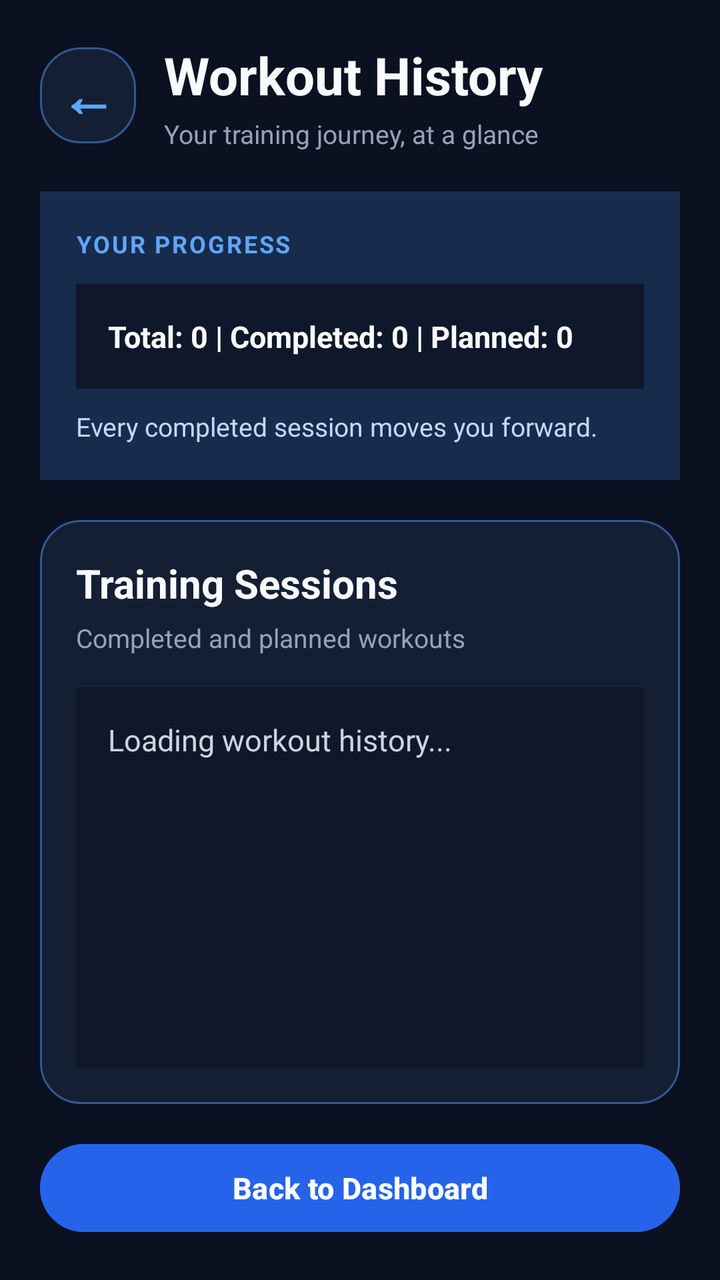
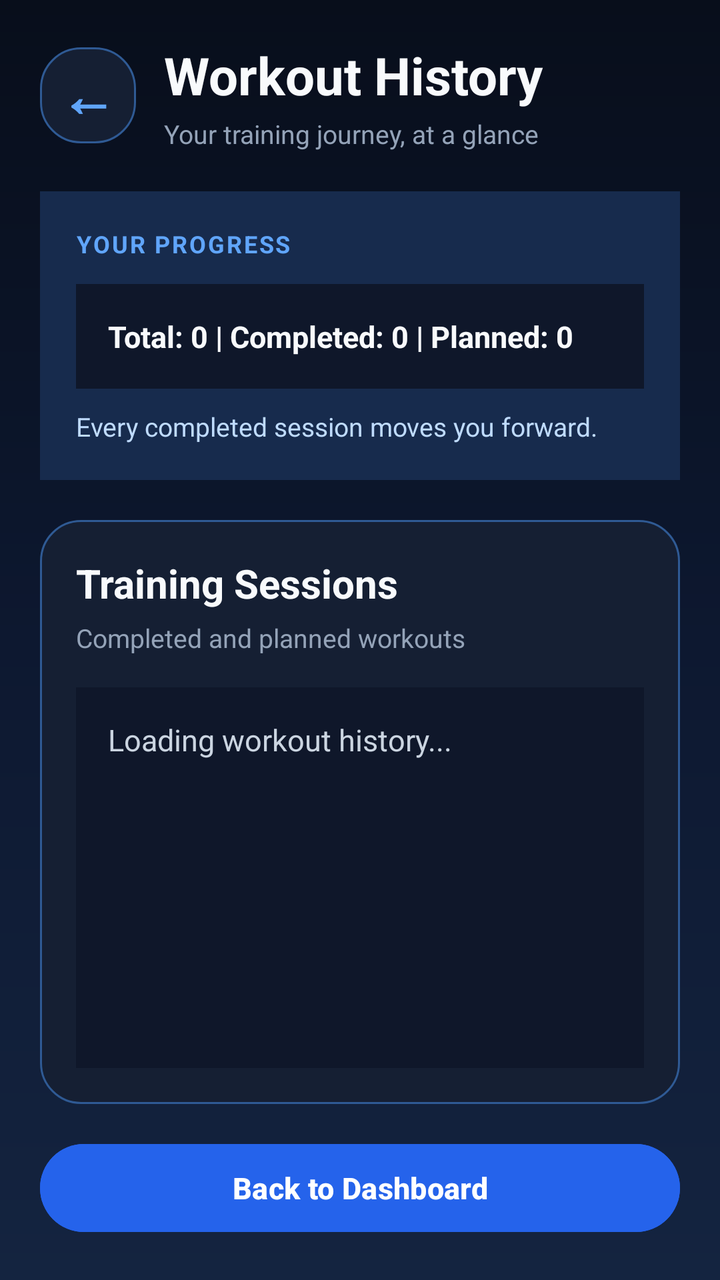

Compare the two renders of this Android layout. The source of the first and the diff that turns it into the second are given below.
<!-- AndroidManifest.xml: application theme Theme.GymTrackerPro -->
<!-- res/layout/activity_workout_history.xml -->
<?xml version="1.0" encoding="utf-8"?>
<LinearLayout xmlns:android="http://schemas.android.com/apk/res/android"
    android:layout_width="match_parent"
    android:layout_height="match_parent"
    android:orientation="vertical"
    android:background="#0B1120"
    android:padding="20dp">

    
    <LinearLayout
        android:layout_width="match_parent"
        android:layout_height="wrap_content"
        android:orientation="horizontal"
        android:gravity="center_vertical"
        android:layout_marginBottom="20dp">

        <TextView
            android:id="@+id/buttonBackArrow"
            android:layout_width="48dp"
            android:layout_height="48dp"
            android:background="@drawable/bg_card"
            android:gravity="center"
            android:text="←"
            android:textColor="#60A5FA"
            android:textSize="28sp"
            android:textStyle="bold"
            android:clickable="true"
            android:focusable="true"
            android:contentDescription="Back to Dashboard" />

        <LinearLayout
            android:layout_width="0dp"
            android:layout_height="wrap_content"
            android:layout_marginStart="14dp"
            android:layout_weight="1"
            android:orientation="vertical">

            <TextView
                android:layout_width="match_parent"
                android:layout_height="wrap_content"
                android:text="Workout History"
                android:textColor="#F8FAFC"
                android:textSize="26sp"
                android:textStyle="bold" />

            <TextView
                android:layout_width="match_parent"
                android:layout_height="wrap_content"
                android:layout_marginTop="3dp"
                android:text="Your training journey, at a glance"
                android:textColor="#94A3B8"
                android:textSize="13sp" />

        </LinearLayout>
    </LinearLayout>

    
    <LinearLayout
        android:layout_width="match_parent"
        android:layout_height="wrap_content"
        android:layout_marginBottom="20dp"
        android:background="#172B4D"
        android:orientation="vertical"
        android:padding="18dp">

        <TextView
            android:layout_width="match_parent"
            android:layout_height="wrap_content"
            android:text="YOUR PROGRESS"
            android:textColor="#60A5FA"
            android:textSize="12sp"
            android:textStyle="bold"
            android:letterSpacing="0.08" />

        <TextView
            android:id="@+id/textHistorySummary"
            android:layout_width="match_parent"
            android:layout_height="wrap_content"
            android:layout_marginTop="12dp"
            android:background="#0F172A"
            android:padding="16dp"
            android:text="Total: 0 | Completed: 0 | Planned: 0"
            android:textColor="#F8FAFC"
            android:textSize="15sp"
            android:textStyle="bold"
            android:lineSpacingExtra="5dp" />

        <TextView
            android:layout_width="match_parent"
            android:layout_height="wrap_content"
            android:layout_marginTop="10dp"
            android:text="Every completed session moves you forward."
            android:textColor="#BFDBFE"
            android:textSize="13sp" />

    </LinearLayout>

    
    <LinearLayout
        android:layout_width="match_parent"
        android:layout_height="0dp"
        android:layout_weight="1"
        android:background="@drawable/bg_card"
        android:orientation="vertical"
        android:padding="18dp">

        <TextView
            android:layout_width="match_parent"
            android:layout_height="wrap_content"
            android:text="Training Sessions"
            android:textColor="#F8FAFC"
            android:textSize="20sp"
            android:textStyle="bold" />

        <TextView
            android:layout_width="match_parent"
            android:layout_height="wrap_content"
            android:layout_marginTop="5dp"
            android:layout_marginBottom="16dp"
            android:text="Completed and planned workouts"
            android:textColor="#94A3B8"
            android:textSize="13sp" />

        <ScrollView
            android:layout_width="match_parent"
            android:layout_height="0dp"
            android:layout_weight="1"
            android:fillViewport="true"
            android:scrollbars="vertical">

            <TextView
                android:id="@+id/textWorkoutHistory"
                android:layout_width="match_parent"
                android:layout_height="wrap_content"
                android:minHeight="100dp"
                android:background="#0F172A"
                android:padding="16dp"
                android:text="Loading workout history..."
                android:textColor="#CBD5E1"
                android:textSize="15sp"
                android:lineSpacingExtra="7dp" />

        </ScrollView>
    </LinearLayout>

    
    <Button
        android:id="@+id/buttonHistoryBack"
        android:layout_width="match_parent"
        android:layout_height="52dp"
        android:layout_marginTop="16dp"
        android:backgroundTint="#2563EB"
        android:text="Back to Dashboard"
        android:textAllCaps="false"
        android:textColor="#FFFFFF"
        android:textSize="15sp"
        android:textStyle="bold" />

</LinearLayout>
<!-- resources referenced by this layout -->
<resources>
  <!-- drawable bg_card (drawable) -->
  <?xml version="1.0" encoding="utf-8"?>
  <shape xmlns:android="http://schemas.android.com/apk/res/android" android:shape="rectangle">
      <solid android:color="@color/gt_surface" />
      <corners android:radius="20dp" />
      <stroke android:width="1dp" android:color="@color/gt_stroke" />
  </shape>
  <style name="Theme.GymTrackerPro" parent="Base.Theme.GymTrackerPro" />
  <color name="gt_surface">#151F33</color>
  <color name="gt_stroke">#2F5A94</color>
  <style name="Base.Theme.GymTrackerPro" parent="Theme.Material3.Dark.NoActionBar">
          <item name="colorPrimary">@color/gt_blue</item>
          <item name="colorSurface">@color/gt_surface</item>
          <item name="android:windowBackground">@color/gt_background</item>
  
          
          <item name="android:statusBarColor">@color/gt_background</item>
          <item name="android:navigationBarColor">@color/gt_background</item>
          <item name="android:windowLightStatusBar">false</item>
      </style>
  <color name="gt_blue">#60A5FA</color>
  <color name="gt_background">#0B1120</color>
</resources>

<!-- the commit's change to res/layout/activity_workout_history.xml (unified diff, before → after) -->
@@ -3,7 +3,7 @@
     android:layout_width="match_parent"
     android:layout_height="match_parent"
     android:orientation="vertical"
-    android:background="#0B1120"
+    android:background="@drawable/bg_midnight_gradient"
     android:padding="20dp">
 
     
<!-- resource entries referenced after the edit -->
@@ -6,6 +6,19 @@
       <solid android:color="@color/gt_surface" />
       <corners android:radius="20dp" />
       <stroke android:width="1dp" android:color="@color/gt_stroke" />
+  </shape>
+  <!-- drawable bg_midnight_gradient (drawable) -->
+  <?xml version="1.0" encoding="utf-8"?>
+  <shape xmlns:android="http://schemas.android.com/apk/res/android"
+      android:shape="rectangle">
+  
+      <gradient
+          android:angle="270"
+          android:startColor="#080E1B"
+          android:centerColor="#0D1830"
+          android:endColor="#142440"
+          android:type="linear" />
+  
   </shape>
   <style name="Theme.GymTrackerPro" parent="Base.Theme.GymTrackerPro" />
   <color name="gt_surface">#151F33</color>
